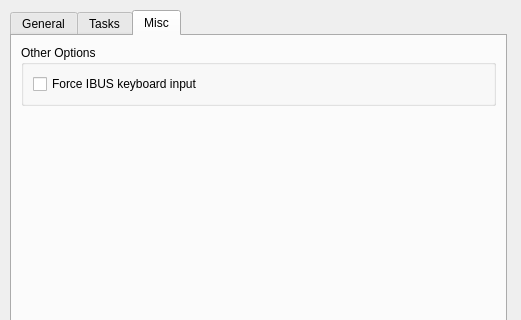
Old version of the form src-qt5/gui_client/pages/page_system.ui in the repository trueos/sysadm-ui-qt; both pictures show x 0 to 521 and y 0 to 320 of the 521 by 497 pixel window.
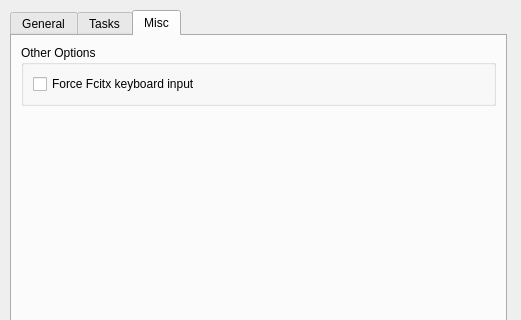
New version of the form. Icons and pictures are not drawn.

Commit message:
s/IBUS/Fcitx/: Replace for fit with current TrueOS.
In now, TrueOS using Fcitx<https://fcitx-im.org/>.
But, "IBUS" remain in SysAdm UI string.

I suggest replace "IBUS" with "Fcitx" or some words.
(ex: "Multilingal input method")

Patch:
```diff
--- a/src-qt5/gui_client/pages/page_system.ui
+++ b/src-qt5/gui_client/pages/page_system.ui
@@ -622,7 +622,7 @@
         <item row="0" column="0">
          <widget class="QCheckBox" name="checkForceIbus_3">
           <property name="text">
-           <string>Force IBUS keyboard input</string>
+           <string>Force Fcitx keyboard input</string>
           </property>
          </widget>
         </item>
```
The commit also changes 69 other files.
